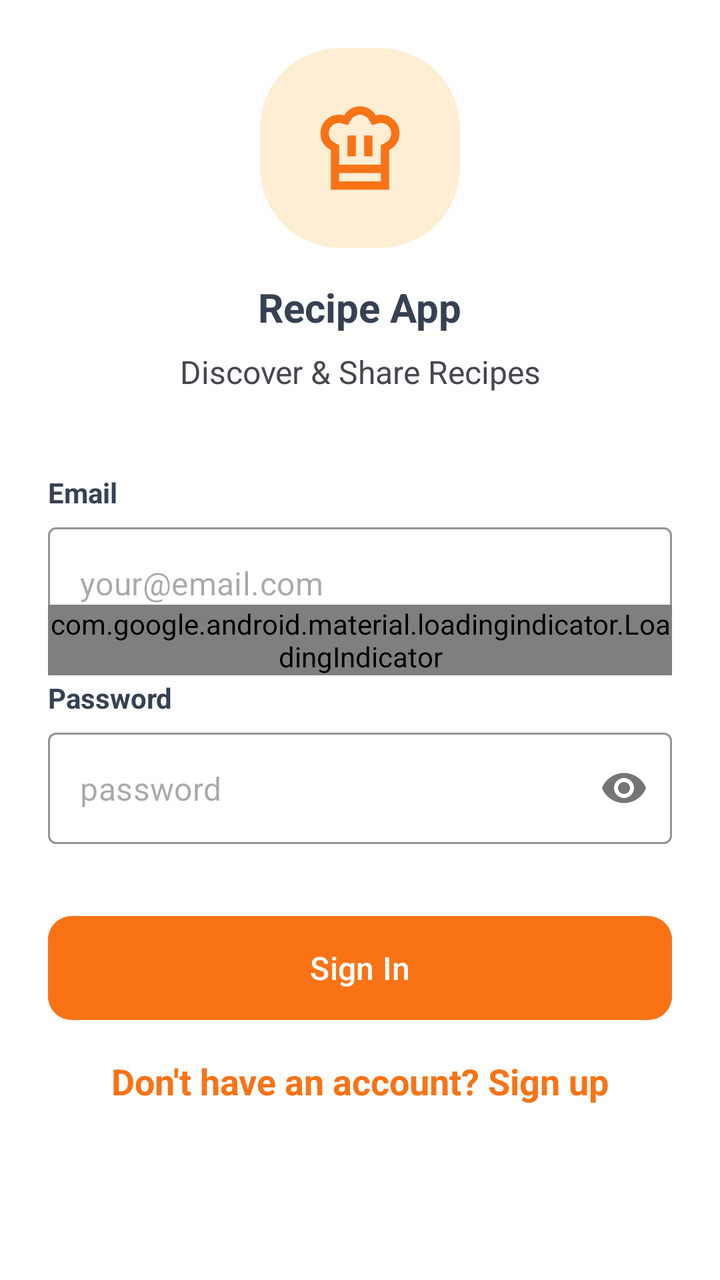
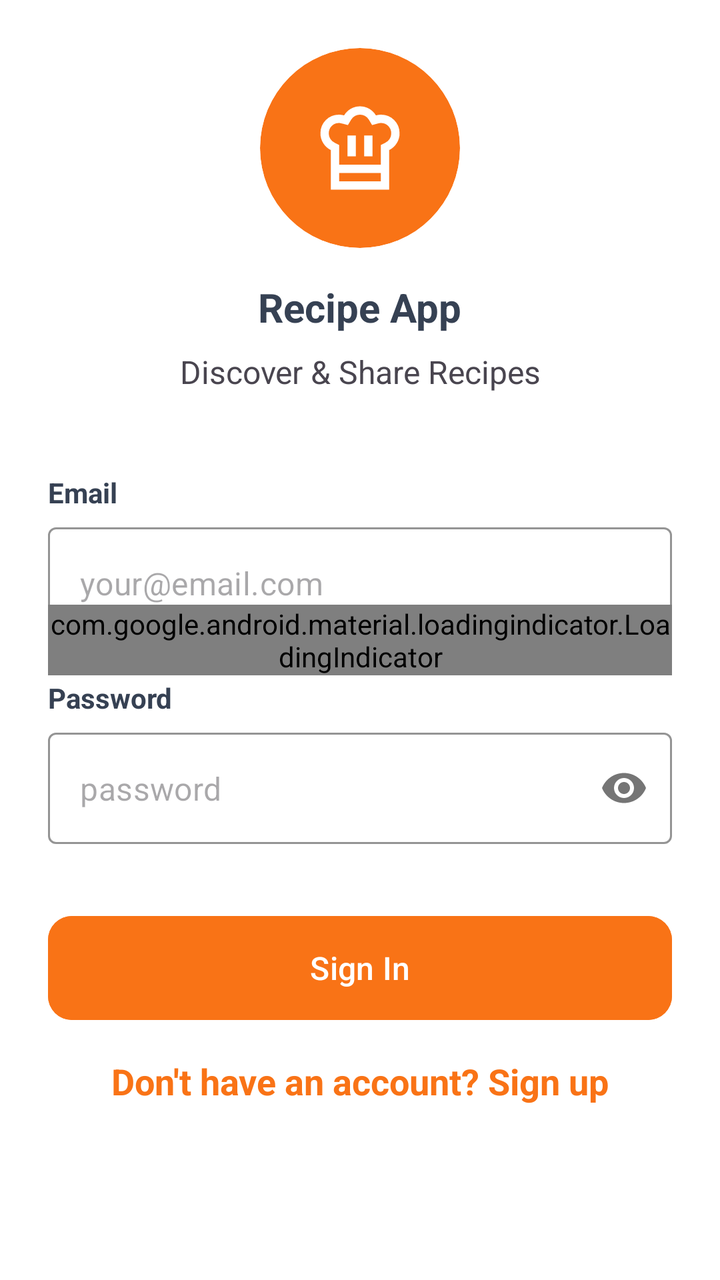

Compare the two renders of this Android layout. The source of the first and the diff that turns it into the second are given below.
<!-- AndroidManifest.xml: application theme Theme.Plateful -->
<!-- res/layout/fragment_sign_in.xml -->
<?xml version="1.0" encoding="utf-8"?>
<androidx.core.widget.NestedScrollView xmlns:android="http://schemas.android.com/apk/res/android"
    xmlns:app="http://schemas.android.com/apk/res-auto"
    android:layout_width="match_parent"
    android:layout_height="match_parent"
    android:fillViewport="true"
    android:background="@color/white">

    <androidx.constraintlayout.widget.ConstraintLayout
        android:layout_width="match_parent"
        android:layout_height="wrap_content"
        android:padding="24dp">

        <com.google.android.material.card.MaterialCardView
            android:id="@+id/logo_card_view"
            android:layout_width="100dp"
            android:layout_height="100dp"
            app:cardBackgroundColor="@color/avatarBackground"
            app:cardCornerRadius="40dp"
            app:cardElevation="0dp"
            app:layout_constraintEnd_toEndOf="parent"
            app:layout_constraintStart_toStartOf="parent"
            app:layout_constraintTop_toTopOf="parent"
            app:strokeWidth="0dp">

            <com.google.android.material.imageview.ShapeableImageView
                android:id="@+id/logo_image_view"
                android:layout_width="50dp"
                android:layout_height="50dp"
                android:layout_gravity="center"
                android:src="@drawable/ic_chef_hat"
                app:tint="@color/orange" />
        </com.google.android.material.card.MaterialCardView>

        <TextView
            android:id="@+id/login_title_text_view"
            android:layout_width="wrap_content"
            android:layout_height="wrap_content"
            android:layout_marginTop="16dp"
            android:text="@string/recipe_app"
            android:textColor="@color/textContent"
            android:textSize="20sp"
            android:textStyle="bold"
            app:layout_constraintEnd_toEndOf="parent"
            app:layout_constraintStart_toStartOf="parent"
            app:layout_constraintTop_toBottomOf="@+id/logo_card_view" />

        <TextView
            android:id="@+id/login_subtitle_text_view"
            android:layout_width="wrap_content"
            android:layout_height="wrap_content"
            android:layout_marginTop="8dp"
            android:text="@string/discover_and_share_recipes"
            android:textSize="16sp"
            app:layout_constraintEnd_toEndOf="parent"
            app:layout_constraintStart_toStartOf="parent"
            app:layout_constraintTop_toBottomOf="@+id/login_title_text_view" />

        <TextView
            android:id="@+id/email_label_text_view"
            android:layout_width="wrap_content"
            android:layout_height="wrap_content"
            android:layout_marginTop="40dp"
            android:text="@string/email_label"
            android:textColor="@color/textContent"
            android:textStyle="bold"
            app:layout_constraintStart_toStartOf="parent"
            app:layout_constraintTop_toBottomOf="@+id/login_subtitle_text_view" />

        <com.google.android.material.textfield.TextInputLayout
            android:id="@+id/email_text_input_layout"
            style="@style/Widget.MaterialComponents.TextInputLayout.OutlinedBox"
            android:layout_width="match_parent"
            android:layout_height="wrap_content"
            android:layout_marginTop="8dp"
            app:boxStrokeColor="@color/orange"
            app:hintEnabled="false"
            app:layout_constraintTop_toBottomOf="@+id/email_label_text_view">

            <com.google.android.material.textfield.TextInputEditText
                android:layout_width="match_parent"
                android:layout_height="wrap_content"
                android:hint="@string/email_hint"
                android:inputType="textEmailAddress" />
        </com.google.android.material.textfield.TextInputLayout>

        <TextView
            android:id="@+id/password_label_text_view"
            android:layout_width="wrap_content"
            android:layout_height="wrap_content"
            android:layout_marginTop="20dp"
            android:text="@string/password_label"
            android:textColor="@color/textContent"
            android:textStyle="bold"
            app:layout_constraintStart_toStartOf="parent"
            app:layout_constraintTop_toBottomOf="@+id/email_text_input_layout" />

        <com.google.android.material.textfield.TextInputLayout
            android:id="@+id/password_text_input_layout"
            style="@style/Widget.MaterialComponents.TextInputLayout.OutlinedBox"
            android:layout_width="match_parent"
            android:layout_height="wrap_content"
            android:layout_marginTop="8dp"
            app:boxStrokeColor="@color/orange"
            app:hintEnabled="false"
            app:passwordToggleEnabled="true"
            app:layout_constraintTop_toBottomOf="@+id/password_label_text_view">

            <com.google.android.material.textfield.TextInputEditText
                android:layout_width="match_parent"
                android:layout_height="wrap_content"
                android:hint="@string/password_hint"
                android:inputType="textPassword" />
        </com.google.android.material.textfield.TextInputLayout>

        <com.google.android.material.button.MaterialButton
            android:id="@+id/sign_in_button"
            android:layout_width="match_parent"
            android:layout_height="60dp"
            android:layout_marginTop="32dp"
            android:backgroundTint="@color/orange"
            android:text="@string/sign_in"
            android:textSize="16sp"
            app:cornerRadius="12dp"
            app:layout_constraintTop_toBottomOf="@+id/password_text_input_layout" />

        <TextView
            android:id="@+id/sign_up_text_view"
            android:layout_width="wrap_content"
            android:layout_height="wrap_content"
            android:text="@string/don_t_have_an_account_sign_up"
            android:textColor="@color/orange"
            android:textSize="18sp"
            android:textStyle="bold"
            app:layout_constraintBottom_toBottomOf="parent"
            app:layout_constraintEnd_toEndOf="parent"
            app:layout_constraintStart_toStartOf="parent"
            app:layout_constraintTop_toBottomOf="@+id/sign_in_button"
            app:layout_constraintVertical_bias="0.183" />

        <com.google.android.material.loadingindicator.LoadingIndicator
            android:id="@+id/loading_indicator"
            style="@style/Widget.Material3.LoadingIndicator.Contained"
            android:layout_width="wrap_content"
            android:layout_height="wrap_content"
            app:indicatorColor="@color/orange"
            app:layout_constraintBottom_toBottomOf="parent"
            app:layout_constraintEnd_toEndOf="parent"
            app:layout_constraintStart_toStartOf="parent"
            app:layout_constraintTop_toTopOf="parent" />

    </androidx.constraintlayout.widget.ConstraintLayout>
</androidx.core.widget.NestedScrollView>
<!-- resources referenced by this layout -->
<resources>
  <color name="avatarBackground">#ffedd4</color>
  <color name="orange">#f97316</color>
  <color name="textContent">#364153</color>
  <color name="white">#FFFFFFFF</color>
  <!-- drawable ic_chef_hat (drawable) -->
  <vector xmlns:android="http://schemas.android.com/apk/res/android"
      android:width="24dp"
      android:height="24dp"
      android:viewportWidth="960"
      android:viewportHeight="960"
      android:tint="?attr/colorControlNormal">
    <path
        android:fillColor="@android:color/white"
        android:pathData="M360,560L440,560L440,360L360,360L360,560ZM200,500Q154,477 127,433.5Q100,390 100,339Q100,264 151.5,212Q203,160 278,160Q290,160 302.5,162Q315,164 327,167L327,167L327,167Q352,126 392,103Q432,80 480,80Q528,80 568,103Q608,126 633,167L633,167L633,167Q645,164 657,162Q669,160 682,160Q757,160 808.5,212Q860,264 860,339Q860,390 833,433.5Q806,477 760,500L760,720L200,720L200,500ZM520,560L600,560L600,360L520,360L520,560ZM280,640L680,640L680,451L724,429Q750,416 765,392.5Q780,369 780,340Q780,298 751.5,269Q723,240 682,240Q671,240 662,242Q653,244 643,247L596,260L565,208Q551,185 528.5,172.5Q506,160 480,160Q454,160 431.5,172.5Q409,185 395,208L364,260L316,247Q306,245 296.5,242.5Q287,240 277,240Q236,240 208,269Q180,298 180,340Q180,369 195,392.5Q210,416 236,429L280,451L280,640ZM200,720L280,720L280,800L680,800L680,720L760,720L760,880L200,880L200,720ZM480,640L480,640L480,640Q480,640 480,640Q480,640 480,640Q480,640 480,640Q480,640 480,640Q480,640 480,640Q480,640 480,640L480,640L480,640Q480,640 480,640Q480,640 480,640Q480,640 480,640Q480,640 480,640L480,640L480,640Q480,640 480,640Q480,640 480,640Q480,640 480,640Q480,640 480,640Q480,640 480,640Q480,640 480,640L480,640L480,640Z"/>
  </vector>
  <string name="discover_and_share_recipes">Discover &amp; Share Recipes</string>
  <string name="don_t_have_an_account_sign_up">Don\'t have an account? Sign up</string>
  <string name="email_hint">your@email.com</string>
  <string name="email_label">Email</string>
  <string name="password_hint">password</string>
  <string name="password_label">Password</string>
  <string name="recipe_app">Recipe App</string>
  <string name="sign_in">Sign In</string>
  <style name="Theme.Plateful" parent="Base.Theme.Plateful" />
  <style name="Base.Theme.Plateful" parent="Theme.Material3.DayNight.NoActionBar">
          
          
      </style>
</resources>

<!-- the commit's change to res/layout/fragment_sign_in.xml (unified diff, before → after) -->
@@ -15,8 +15,8 @@
             android:id="@+id/logo_card_view"
             android:layout_width="100dp"
             android:layout_height="100dp"
-            app:cardBackgroundColor="@color/avatarBackground"
-            app:cardCornerRadius="40dp"
+            app:cardBackgroundColor="@color/orange"
+            app:cardCornerRadius="50dp"
             app:cardElevation="0dp"
             app:layout_constraintEnd_toEndOf="parent"
             app:layout_constraintStart_toStartOf="parent"
@@ -29,7 +29,7 @@
                 android:layout_height="50dp"
                 android:layout_gravity="center"
                 android:src="@drawable/ic_chef_hat"
-                app:tint="@color/orange" />
+                app:tint="@color/white" />
         </com.google.android.material.card.MaterialCardView>
 
         <TextView
<!-- resource entries referenced after the edit -->
@@ -1,6 +1,5 @@
 <!-- resources referenced by this layout -->
 <resources>
-  <color name="avatarBackground">#ffedd4</color>
   <color name="orange">#f97316</color>
   <color name="textContent">#364153</color>
   <color name="white">#FFFFFFFF</color>
